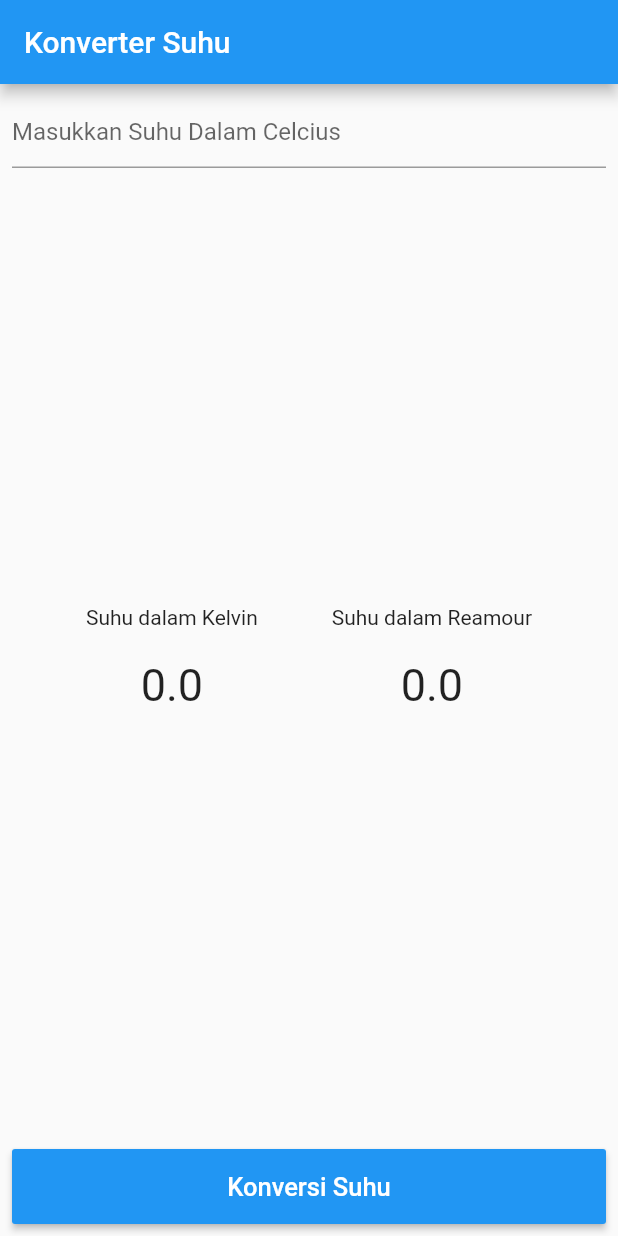
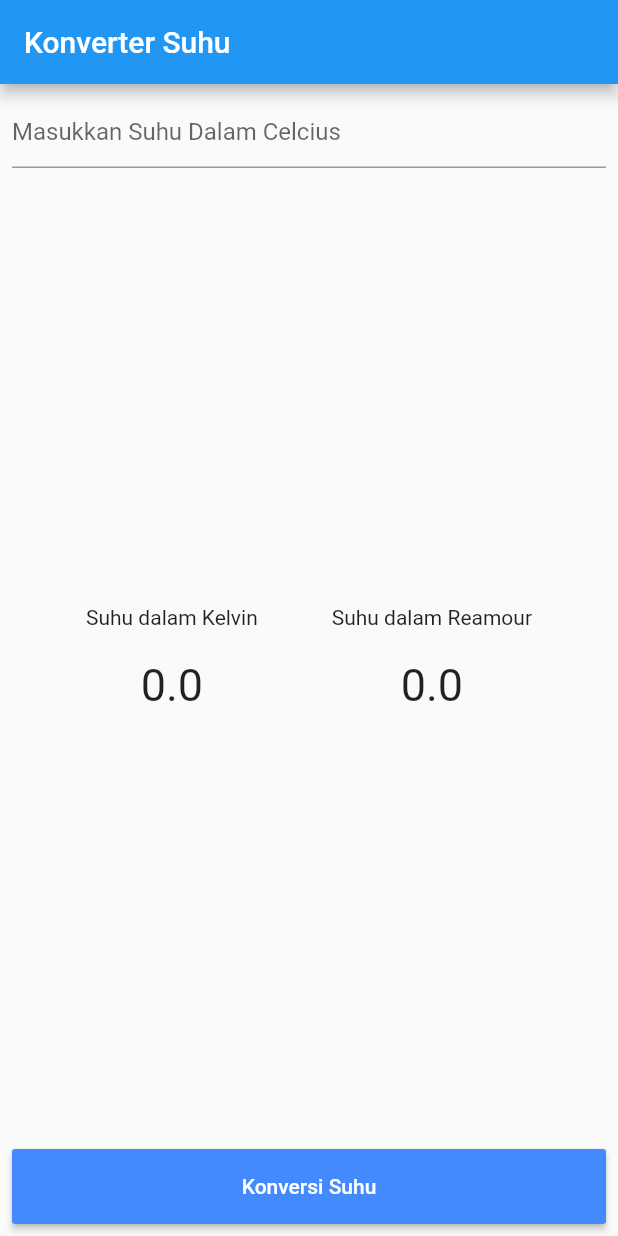
Before and after one commit to 26virginawan/tugas4, a Flutter app: the screen it shows after launch, after a tap on "Konversi Suhu", on a phone screen of 412 x 824 dp. Run offline on Flutter 3.47's test engine with Material 2 defaults, Android fonts, the phone set to English and light mode, and no system bars.

Commit message:
Membagi widget

```diff
--- a/lib/main.dart
+++ b/lib/main.dart
@@ -1,24 +1,31 @@
 import 'package:flutter/material.dart';
 import 'package:flutter/services.dart';
+import 'widget/Convert.dart';
+import 'widget/Input.dart';
+import 'widget/Result.dart';
 
 void main() {
   runApp(MyApp());
 }
 
 class MyApp extends StatefulWidget {
+  // This widget is the root of your application.
   @override
-  MyAppState createState() => MyAppState();
+  _MyAppState createState() => _MyAppState();
 }
 
-class MyAppState extends State<MyApp> {
+class _MyAppState extends State<MyApp> {
   double _inputUser = 0;
+
   double _kelvin = 0;
+
   double _reamur = 0;
-  final inputController = TextEditingController();
 
-  void perhitunganSuhu() {
+  TextEditingController inputUserController = TextEditingController();
+
+  void _konversi() {
     setState(() {
-      _inputUser = double.parse(inputController.text);
+      _inputUser = double.parse(inputUserController.text);
       _kelvin = _inputUser + 273;
       _reamur = (4 / 5) * _inputUser;
     });
@@ -27,7 +34,6 @@ class MyAppState extends State<MyApp> {
   @override
   Widget build(BuildContext context) {
     return MaterialApp(
-      debugShowCheckedModeBanner: false,
       title: 'Flutter Demo',
       theme: ThemeData(
         primarySwatch: Colors.blue,
@@ -40,74 +46,11 @@ class MyAppState extends State<MyApp> {
         body: Container(
           margin: EdgeInsets.all(8),
           child: Column(
+            mainAxisAlignment: MainAxisAlignment.spaceBetween,
             children: [
-              TextFormField(
-                controller: inputController,
-                decoration:
-                    InputDecoration(hintText: 'Masukkan Suhu Dalam Celcius'),
-                keyboardType: TextInputType.numberWithOptions(
-                  decimal: true,
-                  signed: false,
-                ),
-              ),
-              Expanded(
-                child: Row(
-                  mainAxisAlignment: MainAxisAlignment.spaceEvenly,
-                  children: [
-                    Column(
-                      mainAxisAlignment: MainAxisAlignment.center,
-                      children: [
-                        Container(
-                          margin: EdgeInsets.only(bottom: 20),
-                          child: Text('Suhu dalam Kelvin',
-                              textAlign: TextAlign.center),
-                        ),
-                        Container(
-                          child: Text(
-                            '$_kelvin',
-                            style: TextStyle(fontSize: 30.0),
-                            textAlign: TextAlign.center,
-                          ),
-                        ),
-                      ],
-                    ),
-                    Column(
-                      mainAxisAlignment: MainAxisAlignment.center,
-                      children: [
-                        Container(
-                          margin: EdgeInsets.only(bottom: 20),
-                          child: Text('Suhu dalam Reamour',
-                              textAlign: TextAlign.center),
-                        ),
-                        Container(
-                          child: Text(
-                            '$_reamur',
-                            style: TextStyle(fontSize: 30.0),
-                            textAlign: TextAlign.center,
-                          ),
-                        ),
-                      ],
-                    )
-                  ],
-                ),
-              ),
-              RaisedButton(
-                onPressed: () {
-                  setState(() {
-                    _inputUser = double.parse(inputController.text);
-                    _kelvin = _inputUser + 273;
-                    _reamur = (4 / 5) * _inputUser;
-                  });
-                },
-                textColor: Colors.white,
-                color: Colors.blue,
-                child: Container(
-                  height: 50,
-                  width: 510,
-                  alignment: Alignment.center,
-                  child: Text("Konversi Suhu", style: TextStyle(fontSize: 17)),
-                ),
-              ),
+              Input(inputUserController: inputUserController),
+              Result(kelvin: _kelvin, reamur: _reamur),
+              Convert(konvertHandler: _konversi),
             ],
           ),
         ),
--- /dev/null
+++ b/lib/widget/Convert.dart
@@ -0,0 +1,20 @@
+import 'package:flutter/material.dart';
+import 'package:flutter/services.dart';
+
+class Convert extends StatelessWidget {
+  final Function konvertHandler;
+  Convert({Key key, @required this.konvertHandler});
+  @override
+  Widget build(BuildContext context) {
+    return Container(
+      width: double.infinity,
+      height: 50,
+      child: RaisedButton(
+        onPressed: konvertHandler,
+        color: Colors.blueAccent,
+        textColor: Colors.white,
+        child: Text("Konversi Suhu"),
+      ),
+    );
+  }
+}
--- /dev/null
+++ b/lib/widget/Input.dart
@@ -0,0 +1,23 @@
+import 'package:flutter/material.dart';
+import 'package:flutter/services.dart';
+
+class Input extends StatelessWidget {
+  const Input({
+    Key key,
+    @required this.inputUserController,
+  }) : super(key: key);
+
+  final TextEditingController inputUserController;
+
+  @override
+  Widget build(BuildContext context) {
+    return TextFormField(
+      controller: inputUserController,
+      decoration: InputDecoration(hintText: 'Masukkan Suhu Dalam Celcius'),
+      keyboardType: TextInputType.numberWithOptions(
+        decimal: true,
+        signed: false,
+      ),
+    );
+  }
+}
--- /dev/null
+++ b/lib/widget/Result.dart
@@ -0,0 +1,55 @@
+import 'package:flutter/material.dart';
+
+class Result extends StatelessWidget {
+  const Result({
+    Key key,
+    @required double kelvin,
+    @required double reamur,
+  })  : _kelvin = kelvin,
+        _reamur = reamur,
+        super(key: key);
+
+  final double _kelvin;
+  final double _reamur;
+
+  @override
+  Widget build(BuildContext context) {
+    return Row(
+      mainAxisAlignment: MainAxisAlignment.spaceEvenly,
+      children: [
+        Column(
+          mainAxisAlignment: MainAxisAlignment.center,
+          children: [
+            Container(
+              margin: EdgeInsets.only(bottom: 20),
+              child: Text('Suhu dalam Kelvin', textAlign: TextAlign.center),
+            ),
+            Container(
+              child: Text(
+                '$_kelvin',
+                style: TextStyle(fontSize: 30.0),
+                textAlign: TextAlign.center,
+              ),
+            ),
+          ],
+        ),
+        Column(
+          mainAxisAlignment: MainAxisAlignment.center,
+          children: [
+            Container(
+              margin: EdgeInsets.only(bottom: 20),
+              child: Text('Suhu dalam Reamour', textAlign: TextAlign.center),
+            ),
+            Container(
+              child: Text(
+                '$_reamur',
+                style: TextStyle(fontSize: 30.0),
+                textAlign: TextAlign.center,
+              ),
+            ),
+          ],
+        )
+      ],
+    );
+  }
+}
```
